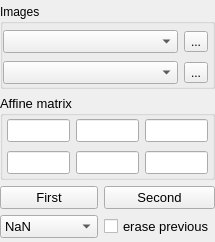
NeutrinoToolkit/Neutrino, file UIs/nAffine.ui: the form before one commit.
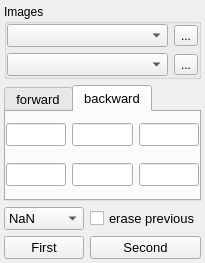
The form after the commit. The open tabs and pages were chosen to show the change. Icons and pictures are not drawn.

Commit message: fixed affine transformations

Diff of the .ui file:
```diff
--- a/UIs/nAffine.ui
+++ b/UIs/nAffine.ui
@@ -6,8 +6,8 @@
    <rect>
     <x>0</x>
     <y>0</y>
-    <width>215</width>
-    <height>242</height>
+    <width>189</width>
+    <height>263</height>
    </rect>
   </property>
   <property name="windowTitle">
@@ -23,85 +23,151 @@
    <bool>true</bool>
   </property>
   <widget class="QWidget" name="centralwidget">
-   <layout class="QGridLayout" name="gridLayout_3" columnstretch="1,1">
-    <property name="leftMargin">
-     <number>0</number>
-    </property>
-    <property name="topMargin">
+   <layout class="QGridLayout" name="gridLayout_4">
+    <property name="margin">
      <number>4</number>
     </property>
-    <property name="rightMargin">
-     <number>0</number>
-    </property>
-    <property name="bottomMargin">
-     <number>4</number>
-    </property>
-    <item row="3" column="0" colspan="2">
-     <widget class="QGroupBox" name="groupBox_2">
+    <item row="3" column="1">
+     <widget class="QPushButton" name="second">
+      <property name="font">
+       <font>
+        <pointsize>10</pointsize>
+       </font>
+      </property>
+      <property name="text">
+       <string>Second</string>
+      </property>
+     </widget>
+    </item>
+    <item row="3" column="0">
+     <widget class="QPushButton" name="first">
       <property name="font">
        <font>
         <pointsize>10</pointsize>
        </font>
       </property>
-      <property name="title">
-       <string>Affine matrix</string>
+      <property name="text">
+       <string>First</string>
       </property>
-      <layout class="QGridLayout" name="gridLayout_2">
-       <property name="leftMargin">
-        <number>4</number>
-       </property>
-       <property name="topMargin">
+     </widget>
+    </item>
+    <item row="1" column="0" colspan="2">
+     <widget class="QTabWidget" name="tabWidget">
+      <property name="font">
+       <font>
+        <pointsize>10</pointsize>
+       </font>
+      </property>
+      <property name="currentIndex">
         <number>0</number>
        </property>
-       <property name="rightMargin">
-        <number>4</number>
-       </property>
-       <property name="bottomMargin">
+      <property name="movable">
+       <bool>false</bool>
+      </property>
+      <widget class="QWidget" name="forward">
+       <attribute name="title">
+        <string>forward</string>
+       </attribute>
+       <layout class="QGridLayout" name="gridLayout_3">
+        <property name="margin">
         <number>0</number>
        </property>
-       <item row="2" column="0">
-        <widget class="QLineEdit" name="A10">
-         <property name="neutrinoSave" stdset="0">
-          <bool>true</bool>
-         </property>
-        </widget>
-       </item>
-       <item row="1" column="1">
-        <widget class="QLineEdit" name="A01">
-         <property name="neutrinoSave" stdset="0">
-          <bool>true</bool>
-         </property>
-        </widget>
-       </item>
-       <item row="1" column="0">
+        <item row="0" column="0">
         <widget class="QLineEdit" name="A00">
-         <property name="neutrinoSave" stdset="0">
+          <property name="readOnly">
           <bool>true</bool>
          </property>
         </widget>
        </item>
-       <item row="1" column="2">
+        <item row="0" column="2">
         <widget class="QLineEdit" name="A02">
-         <property name="neutrinoSave" stdset="0">
+          <property name="readOnly">
           <bool>true</bool>
          </property>
         </widget>
        </item>
-       <item row="2" column="1">
-        <widget class="QLineEdit" name="A11">
-         <property name="neutrinoSave" stdset="0">
+        <item row="0" column="1">
+         <widget class="QLineEdit" name="A01">
+          <property name="readOnly">
           <bool>true</bool>
          </property>
         </widget>
        </item>
-       <item row="2" column="2">
+        <item row="1" column="0">
+         <widget class="QLineEdit" name="A10">
+          <property name="readOnly">
+           <bool>true</bool>
+          </property>
+         </widget>
+        </item>
+        <item row="1" column="2">
         <widget class="QLineEdit" name="A12">
-         <property name="neutrinoSave" stdset="0">
+          <property name="readOnly">
           <bool>true</bool>
          </property>
         </widget>
        </item>
-      </layout>
+        <item row="1" column="1">
+         <widget class="QLineEdit" name="A11">
+          <property name="readOnly">
+           <bool>true</bool>
+          </property>
+         </widget>
+        </item>
+       </layout>
+      </widget>
+      <widget class="QWidget" name="backward">
+       <attribute name="title">
+        <string>backward</string>
+       </attribute>
+       <layout class="QGridLayout" name="gridLayout_2">
+        <property name="margin">
+         <number>0</number>
+        </property>
+        <item row="0" column="0">
+         <widget class="QLineEdit" name="B00">
+          <property name="readOnly">
+           <bool>true</bool>
+          </property>
+         </widget>
+        </item>
+        <item row="0" column="1">
+         <widget class="QLineEdit" name="B01">
+          <property name="readOnly">
+           <bool>true</bool>
+          </property>
+         </widget>
+        </item>
+        <item row="0" column="2">
+         <widget class="QLineEdit" name="B02">
+          <property name="readOnly">
+           <bool>true</bool>
+          </property>
+         </widget>
+        </item>
+        <item row="1" column="0">
+         <widget class="QLineEdit" name="B10">
+          <property name="readOnly">
+           <bool>true</bool>
+          </property>
+         </widget>
+        </item>
+        <item row="1" column="1">
+         <widget class="QLineEdit" name="B11">
+          <property name="readOnly">
+           <bool>true</bool>
+          </property>
+         </widget>
+        </item>
+        <item row="1" column="2">
+         <widget class="QLineEdit" name="B12">
+          <property name="readOnly">
+           <bool>true</bool>
+          </property>
+         </widget>
+        </item>
+       </layout>
+      </widget>
      </widget>
     </item>
     <item row="0" column="0" colspan="2">
@@ -110,16 +176,7 @@
        <string>Images</string>
       </property>
       <layout class="QGridLayout" name="gridLayout">
-       <property name="leftMargin">
-        <number>0</number>
-       </property>
-       <property name="topMargin">
-        <number>4</number>
-       </property>
-       <property name="rightMargin">
-        <number>4</number>
-       </property>
-       <property name="bottomMargin">
+       <property name="margin">
         <number>0</number>
        </property>
        <item row="0" column="0">
@@ -171,19 +228,7 @@
       </layout>
      </widget>
     </item>
-    <item row="5" column="0">
-     <widget class="QPushButton" name="first">
-      <property name="font">
-       <font>
-        <pointsize>10</pointsize>
-       </font>
-      </property>
-      <property name="text">
-       <string>First</string>
-      </property>
-     </widget>
-    </item>
-    <item row="6" column="0">
+    <item row="2" column="0">
      <widget class="QComboBox" name="defaultValue">
       <property name="font">
        <font>
@@ -220,7 +265,7 @@
       </item>
      </widget>
     </item>
-    <item row="6" column="1">
+    <item row="2" column="1">
      <widget class="QCheckBox" name="erasePrevious">
       <property name="font">
        <font>
@@ -230,17 +275,8 @@
       <property name="text">
        <string>erase previous</string>
       </property>
-     </widget>
-    </item>
-    <item row="5" column="1">
-     <widget class="QPushButton" name="second">
-      <property name="font">
-       <font>
-        <pointsize>10</pointsize>
-       </font>
-      </property>
-      <property name="text">
-       <string>Second</string>
+      <property name="neutrinoSave" stdset="0">
+       <bool>true</bool>
       </property>
      </widget>
     </item>
```
Left out of the diff: 13 changed lines with no effect on the pictures. Lines whose indentation alone changed are shown as unchanged. The commit also changes 3 other files.
